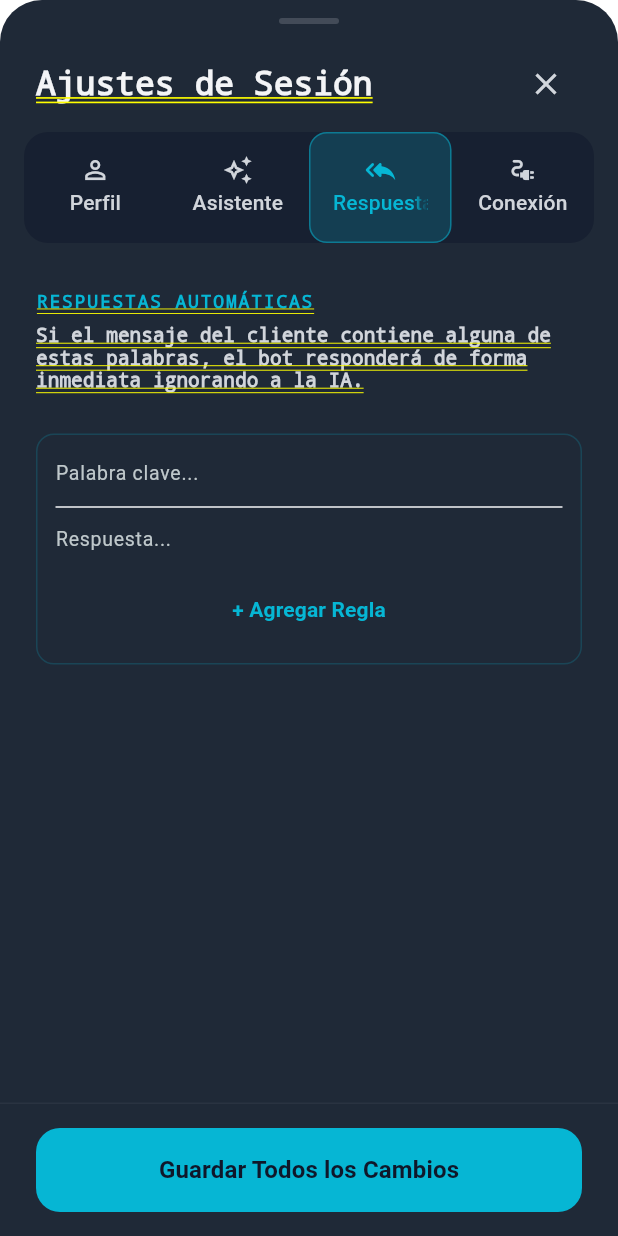
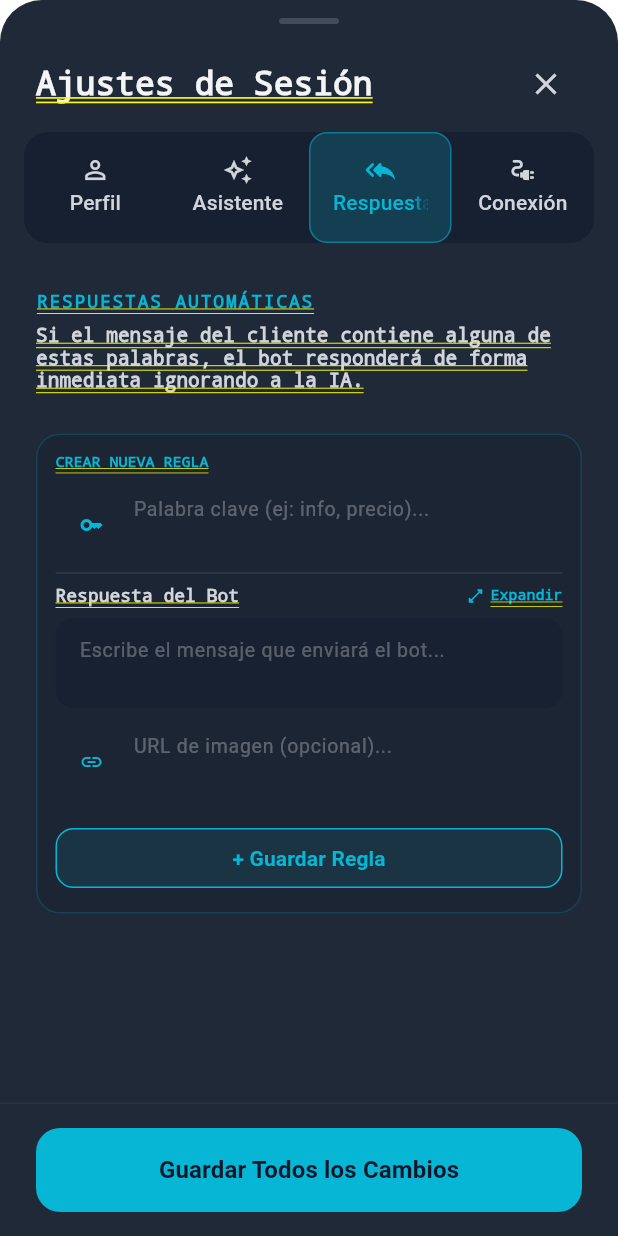
Before and after one commit to SamuelPareds/WhatHero, a Flutter app: the SessionSettingsPanel screen opened directly with empty values, tab 3 chosen, on a phone screen of 412 x 824 dp. Run offline on Flutter 3.47's test engine with Material 3 defaults, Android fonts, the light colour scheme and no system bars; our stand-ins replace cloud_firestore, firebase_auth, firebase_core, qr_flutter, socket_io_client; accounts and stored records are empty.

Commit message:
Setup respuestas rapidas con imagen

```diff
--- a/lib/features/settings/session_settings_panel.dart
+++ b/lib/features/settings/session_settings_panel.dart
@@ -42,9 +42,10 @@ class _SessionSettingsPanelState extends State<SessionSettingsPanel> with Single
   String _activeHoursTimezone = 'America/Mexico_City';
   TimeOfDay _activeHoursStart = const TimeOfDay(hour: 9, minute: 0);
   TimeOfDay _activeHoursEnd = const TimeOfDay(hour: 18, minute: 0);
-  List<Map<String, String>> _keywordRules = [];
+  List<Map<String, dynamic>> _keywordRules = [];
   String _newKeyword = '';
   String _newKeywordResponse = '';
+  String _newKeywordImageUrl = '';
   bool _discriminatorEnabled = false;
 
   // AgendaCool
@@ -116,9 +117,10 @@ class _SessionSettingsPanelState extends State<SessionSettingsPanel> with Single
           }
 
           if (data['ai_keyword_rules'] is List) {
-            _keywordRules = List<Map<String, String>>.from((data['ai_keyword_rules'] as List).map((rule) => {
+            _keywordRules = List<Map<String, dynamic>>.from((data['ai_keyword_rules'] as List).map((rule) => {
               'keyword': rule['keyword'] as String? ?? '',
               'response': rule['response'] as String? ?? '',
+              'imageUrl': rule['imageUrl'] as String? ?? '',
             }));
           }
 
@@ -410,7 +412,7 @@ class _SessionSettingsPanelState extends State<SessionSettingsPanel> with Single
           const SizedBox(height: 8),
           const Text('Si el mensaje del cliente contiene alguna de estas palabras, el bot responderá de forma inmediata ignorando a la IA.', style: TextStyle(color: lightText, fontSize: 13)),
           const SizedBox(height: 20),
-          ..._keywordRules.asMap().entries.map((e) => _keywordTile(e.key, e.value['keyword']!, e.value['response']!)),
+          ..._keywordRules.asMap().entries.map((e) => _keywordTile(e.key, e.value['keyword']!, e.value['response']!, e.value['imageUrl'])),
           _addKeywordSection(),
         ],
       ),
@@ -729,14 +731,22 @@ class _SessionSettingsPanelState extends State<SessionSettingsPanel> with Single
     );
   }
 
-  Widget _keywordTile(int index, String key, String resp) {
+  Widget _keywordTile(int index, String key, String resp, String? imageUrl) {
     return Container(
       margin: const EdgeInsets.only(bottom: 8),
       padding: const EdgeInsets.symmetric(horizontal: 16, vertical: 8),
       decoration: BoxDecoration(color: darkBg.withValues(alpha: 0.2), borderRadius: BorderRadius.circular(12)),
       child: Row(children: [
         Expanded(child: Column(crossAxisAlignment: CrossAxisAlignment.start, children: [
+          Row(
+            children: [
               Text(key, style: const TextStyle(color: primaryAqua, fontWeight: FontWeight.bold)),
+              if (imageUrl != null && imageUrl.isNotEmpty) ...[
+                const SizedBox(width: 8),
+                const Icon(Icons.image, color: primaryAqua, size: 14),
+              ],
+            ],
+          ),
           Text(resp, style: const TextStyle(color: lightText, fontSize: 12), maxLines: 1, overflow: TextOverflow.ellipsis),
         ])),
         IconButton(icon: const Icon(Icons.delete_outline, color: Colors.red, size: 20), onPressed: () => setState(() => _keywordRules.removeAt(index))),
@@ -745,35 +755,121 @@ class _SessionSettingsPanelState extends State<SessionSettingsPanel> with Single
   }
 
   Widget _addKeywordSection() {
+    // Controller temporal para el editor expandido si el usuario lo requiere
+    final TextEditingController tempResponseController = TextEditingController(text: _newKeywordResponse);
+
     return Container(
       margin: const EdgeInsets.only(top: 8),
       padding: const EdgeInsets.all(12),
-      decoration: BoxDecoration(border: Border.all(color: primaryAqua.withValues(alpha: 0.2)), borderRadius: BorderRadius.circular(12)),
-      child: Column(children: [
+      decoration: BoxDecoration(
+        color: darkBg.withValues(alpha: 0.2),
+        border: Border.all(color: primaryAqua.withValues(alpha: 0.2)),
+        borderRadius: BorderRadius.circular(16)
+      ),
+      child: Column(
+        crossAxisAlignment: CrossAxisAlignment.start,
+        children: [
+          const Text('CREAR NUEVA REGLA', style: TextStyle(color: primaryAqua, fontSize: 10, fontWeight: FontWeight.bold)),
+          const SizedBox(height: 12),
           TextField(
             onChanged: (v) => _newKeyword = v,
             style: const TextStyle(color: white, fontSize: 13),
-          decoration: const InputDecoration(hintText: 'Palabra clave...', border: InputBorder.none, isDense: true),
+            decoration: InputDecoration(
+              hintText: 'Palabra clave (ej: info, precio)...',
+              hintStyle: TextStyle(color: white.withValues(alpha: 0.3)),
+              border: InputBorder.none,
+              isDense: true,
+              prefixIcon: const Icon(Icons.key, size: 16, color: primaryAqua),
             ),
-        const Divider(color: white, height: 16),
-        TextField(
-          onChanged: (v) => _newKeywordResponse = v,
-          style: const TextStyle(color: white, fontSize: 13),
-          decoration: const InputDecoration(hintText: 'Respuesta...', border: InputBorder.none, isDense: true),
+          ),
+          const Divider(color: white, height: 16, thickness: 0.1),
+          Row(
+            mainAxisAlignment: MainAxisAlignment.spaceBetween,
+            children: [
+              const Text('Respuesta del Bot', style: TextStyle(color: lightText, fontSize: 12)),
+              GestureDetector(
+                onTap: () {
+                  tempResponseController.text = _newKeywordResponse;
+                  _showExpandedEditor('Redactar Respuesta Automática', tempResponseController, null);
+                  // Actualizar el estado cuando el diálogo se cierre (aunque el editor expandido aquí es modal)
+                  // Para simplificar, usamos un listener o actualizamos al cerrar
+                  tempResponseController.addListener(() {
+                    _newKeywordResponse = tempResponseController.text;
+                    setState(() {});
+                  });
+                },
+                child: const Row(
+                  children: [
+                    Icon(Icons.open_in_full_rounded, color: primaryAqua, size: 12),
+                    SizedBox(width: 4),
+                    Text('Expandir', style: TextStyle(color: primaryAqua, fontSize: 10, fontWeight: FontWeight.bold)),
+                  ],
+                ),
+              ),
+            ],
           ),
           const SizedBox(height: 8),
-        TextButton(
+          TextField(
+            controller: TextEditingController.fromValue(
+              TextEditingValue(
+                text: _newKeywordResponse,
+                selection: TextSelection.collapsed(offset: _newKeywordResponse.length),
+              ),
+            ),
+            onChanged: (v) => _newKeywordResponse = v,
+            maxLines: 4,
+            minLines: 2,
+            style: const TextStyle(color: white, fontSize: 13, height: 1.4),
+            decoration: InputDecoration(
+              hintText: 'Escribe el mensaje que enviará el bot...',
+              hintStyle: TextStyle(color: white.withValues(alpha: 0.3)),
+              filled: true,
+              fillColor: darkBg.withValues(alpha: 0.3),
+              border: OutlineInputBorder(borderRadius: BorderRadius.circular(12), borderSide: BorderSide.none),
+              contentPadding: const EdgeInsets.all(12),
+            ),
+          ),
+          const SizedBox(height: 12),
+          TextField(
+            onChanged: (v) => _newKeywordImageUrl = v,
+            style: const TextStyle(color: white, fontSize: 13),
+            decoration: InputDecoration(
+              hintText: 'URL de imagen (opcional)...',
+              hintStyle: TextStyle(color: white.withValues(alpha: 0.3)),
+              border: InputBorder.none,
+              isDense: true,
+              prefixIcon: const Icon(Icons.link, size: 16, color: primaryAqua),
+            ),
+          ),
+          const SizedBox(height: 16),
+          SizedBox(
+            width: double.infinity,
+            child: ElevatedButton(
               onPressed: () {
-            if (_newKeyword.isNotEmpty && _newKeywordResponse.isNotEmpty) {
+                if (_newKeyword.isNotEmpty && (_newKeywordResponse.isNotEmpty || _newKeywordImageUrl.isNotEmpty)) {
                   setState(() {
-                _keywordRules.add({'keyword': _newKeyword, 'response': _newKeywordResponse});
-                _newKeyword = ''; _newKeywordResponse = '';
+                    _keywordRules.add({
+                      'keyword': _newKeyword,
+                      'response': _newKeywordResponse,
+                      'imageUrl': _newKeywordImageUrl,
+                    });
+                    _newKeyword = ''; _newKeywordResponse = ''; _newKeywordImageUrl = '';
+                    tempResponseController.clear();
                   });
                 }
               },
-          child: const Text('+ Agregar Regla', style: TextStyle(color: primaryAqua, fontWeight: FontWeight.bold)),
+              style: ElevatedButton.styleFrom(
+                backgroundColor: primaryAqua.withValues(alpha: 0.1),
+                foregroundColor: primaryAqua,
+                side: const BorderSide(color: primaryAqua),
+                shape: RoundedRectangleBorder(borderRadius: BorderRadius.circular(12)),
+                elevation: 0,
               ),
-      ]),
+              child: const Text('+ Guardar Regla', style: TextStyle(fontWeight: FontWeight.bold)),
+            ),
+          ),
+        ],
+      ),
     );
   }
 
```
Also changed, not shown: 2 other files. Lines whose indentation alone changed are shown as unchanged.
